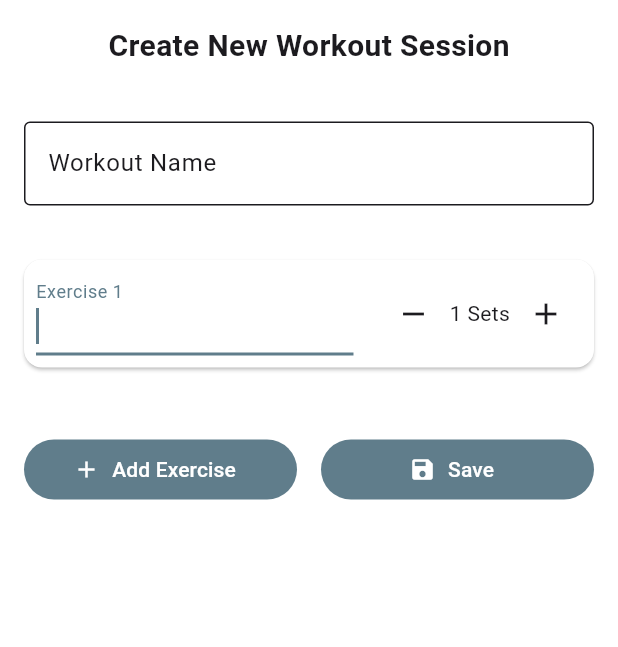
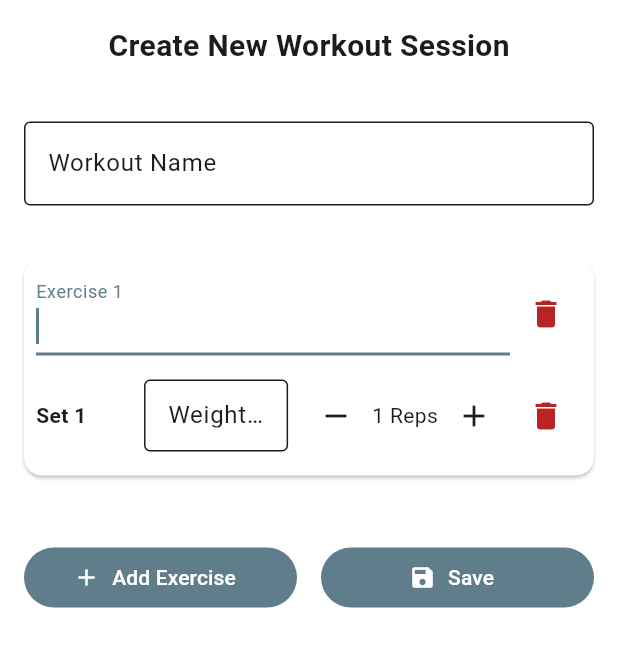
Before and after one commit to Stefano-Bozzi/GymTracker-App, a Flutter app: the _CreateSessionSheet widget shown alone on an empty page, opened directly, after a tap on "Add Exercise", on a phone screen of 412 x 824 dp. Shown: the top 647 px of the screen. Run offline on Flutter 3.47's test engine with Material 3 defaults, Android fonts, the phone set to English and light mode, and no system bars; our stand-ins replace isar; missing offline and left inert: markdown_widget; accounts and stored records are empty; generated files the repository leaves out were written again.

Commit message:
feat: implement weight and reps UI selection
- Refactor exercise card layout using a `Column` to display sets vertically
- Add text field for Weight (kg) and interactive +/- buttons for Reps per set
- Add "Remove Set" (trash icon) functionalities

```diff
--- a/lib/views/widgets/workout_session_sheet_widget.dart
+++ b/lib/views/widgets/workout_session_sheet_widget.dart
@@ -230,33 +230,83 @@ class _CreateSessionSheetState extends State<_CreateSessionSheet> {
                   margin: const EdgeInsets.only(bottom: 8),
                   child: Padding(
                     padding: const EdgeInsets.all(8.0),
-                    child: Row(
+                    child: Column(
+                      children:[
+                        Row(
                           children: [
-                        Expanded(
-                          child: TextField(
+                            Expanded(child:
+                              TextField(
                                 controller: exc['nameController'],
                                 focusNode: exc['focusNode'],
                                 decoration: InputDecoration(labelText: 'Exercise ${index + 1}'),
                               ),
                               ),
-                        const SizedBox(width: 16),
-                        Row(
+                          // Delete current exercise
+                                IconButton(
+                                  icon: const Icon(Icons.delete, color: Color.fromARGB(255, 185, 35, 35),),
+                                  onPressed: () => setState(() {
+                                    _exercises.removeAt(index);
+                                  }),
+                                ),
+                          ],
+                        ),
+                        const SizedBox(height: 16),
+
+                        // a row for each Set
+                        // ... expand the list into the Column
+                        ...List.generate(exc['sets'], (setIndex) {
+                          int reps = 1;
+                          return Padding(
+                            padding: const EdgeInsets.only(bottom: 8.0),
+                            child: Row(
                               children: [
+                                // Set number
+                                Expanded(
+                                  flex: 2,
+                                  child: Text('Set ${setIndex + 1}', style: const TextStyle(fontWeight: FontWeight.bold)),
+                                ),
+                                const SizedBox(width: 8),
+
+                                // Weight input (Kg)
+                                Expanded(
+                                  flex: 3,
+                                  child: TextField(
+                                    decoration: const InputDecoration(
+                                      labelText: 'Weight (kg)',
+                                      border: OutlineInputBorder(),
+                                      isDense: true, // more compact text
+                                    ),
+                                    keyboardType: TextInputType.number,
+                                  ),
+                                ),
+                                const SizedBox(width: 8),
+
+                                // Reps input (temporary)
                                 IconButton(
                                   icon: const Icon(Icons.remove),
+                                  onPressed: () => setState(() {
+                                    if (reps > 1) reps--;
+                                  }),
+                                ),
+                                Text('${reps} Reps'),
+                                IconButton(
+                                  icon: const Icon(Icons.add),
+                                  onPressed: () => setState(() => reps++),
+                                ),
+
+                                // Delete current set
+                                IconButton(
+                                  icon: const Icon(Icons.delete, color: Color.fromARGB(255, 185, 35, 35),),
                                   onPressed: () => setState(() {
                                     if (exc['sets'] > 1) exc['sets']--;
                                   }),
                                 ),
-                            Text('${exc['sets']} Sets'),
-                            IconButton(
-                              icon: const Icon(Icons.add),
-                              onPressed: () => setState(() => exc['sets']++),
-                            ),
-                          ],
-                        )
                               ],
                             ),
+                          );
+                        }),
+                      ]
+                    )
                   ),
                 );
               }
```
Lines whose indentation alone changed are shown as unchanged.
